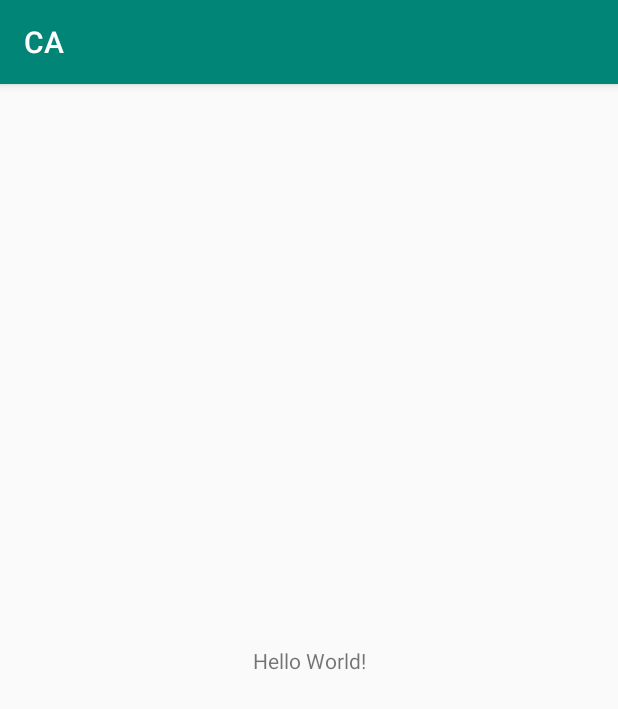
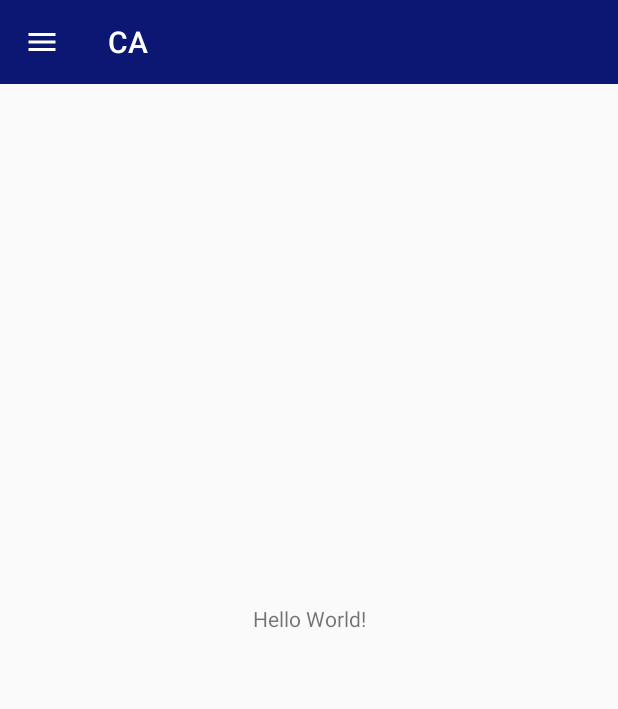
Before and after one commit to call-me-bk/HostelEssentialsCA, an Android app: the screen it shows after launch (MainActivity), on a phone screen of 412 x 824 dp. Shown: the top 709 px of the screen. Run offline under Robolectric (Android 15) with nearby library versions, the phone set to English and light mode, and no system bars.

Commit message:
The appbar is created

```diff
--- a/app/src/main/AndroidManifest.xml
+++ b/app/src/main/AndroidManifest.xml
@@ -11,7 +11,7 @@
         android:label="@string/app_name"
         android:roundIcon="@mipmap/ic_launcher_round"
         android:supportsRtl="true"
-        android:theme="@style/AppTheme">
+        android:theme="@style/Theme.AppCompat.Light.NoActionBar">
         <activity android:name=".MainActivity">
             <intent-filter>
                 <action android:name="android.intent.action.MAIN" />
--- a/app/src/main/java/oncreate/projects/hostelessentials/ca/MainActivity.java
+++ b/app/src/main/java/oncreate/projects/hostelessentials/ca/MainActivity.java
@@ -1,8 +1,14 @@
 package oncreate.projects.hostelessentials.ca;
 
+import androidx.appcompat.app.ActionBar;
 import androidx.appcompat.app.AppCompatActivity;
+import androidx.appcompat.widget.Toolbar;
 
 import android.os.Bundle;
+import android.view.Menu;
+import android.view.MenuInflater;
+import android.view.MenuItem;
+import android.widget.Toast;
 
 public class MainActivity extends AppCompatActivity {
 
@@ -10,5 +16,50 @@ public class MainActivity extends AppCompatActivity {
     protected void onCreate(Bundle savedInstanceState) {
         super.onCreate(savedInstanceState);
         setContentView(R.layout.activity_main);
+
+        /*
+        The below code is made by Meenal Shah.
+        It includes code for the appbar.
+        Here we have created onOptionsItemSelected to listen for tapping of the various buttons on the app bar.
+        There are two buttons on the appbar, one for navigation drawer and other for sos button.
+        There is already a button for navigation drawer which opens the side navigation drawer.
+        For now, the buttons will show text toasted.
+         */
+        Toolbar AppBar = findViewById(R.id.appbar);
+        setSupportActionBar(AppBar);
+        AppBar.setTitle(R.string.app_name);
+        AppBar.setTitleTextColor(getResources().getColor(R.color.White));
+
+        final ActionBar actionBar= getSupportActionBar();
+        actionBar.setDisplayHomeAsUpEnabled(true);
+        actionBar.setHomeAsUpIndicator(R.drawable.ic_menu_black_24dp);
+
+    }
+
+    @Override
+    public boolean onCreateOptionsMenu(Menu menu) {
+        MenuInflater inflater=getMenuInflater();
+        inflater.inflate(R.menu.appbar_menu, menu);
+        return super.onCreateOptionsMenu(menu);
+    }
+
+    @Override
+    public boolean onOptionsItemSelected(MenuItem item) {
+        switch (item.getItemId())
+        {
+            case R.id.home:
+            {
+                //link navigation drawer over here
+                //drawerLayout.openDrawer=(GravityCompat.START);
+                //return true;
+                Toast.makeText(getApplicationContext(), "Navigation Drawer", Toast.LENGTH_LONG).show();
+                break;
+            }
+            default:
+            {
+                Toast.makeText(getApplicationContext(), "Unknown Error", Toast.LENGTH_LONG).show();
+            }
+        }
+        return super.onOptionsItemSelected(item);
     }
 }
--- /dev/null
+++ b/app/src/main/res/drawable/ic_menu_black_24dp.xml
@@ -0,0 +1,5 @@
+<vector android:height="24dp" android:tint="#FFFFFF"
+    android:viewportHeight="24.0" android:viewportWidth="24.0"
+    android:width="24dp" xmlns:android="http://schemas.android.com/apk/res/android">
+    <path android:fillColor="#FF000000" android:pathData="M3,18h18v-2L3,16v2zM3,13h18v-2L3,11v2zM3,6v2h18L21,6L3,6z"/>
+</vector>
--- a/app/src/main/res/layout/activity_main.xml
+++ b/app/src/main/res/layout/activity_main.xml
@@ -5,6 +5,14 @@
     android:layout_width="match_parent"
     android:layout_height="match_parent"
     tools:context=".MainActivity">
+
+    <!-- Included a file for appbar -->
+    <include
+        layout = "@layout/appbar"
+        android:id="@+id/appbar">
+
+    </include>
+
 
     <TextView
         android:layout_width="wrap_content"
--- /dev/null
+++ b/app/src/main/res/layout/appbar.xml
@@ -0,0 +1,10 @@
+<?xml version="1.0" encoding="utf-8"?>
+<androidx.appcompat.widget.Toolbar
+    xmlns:android="http://schemas.android.com/apk/res/android"
+    android:layout_width="match_parent"
+    android:layout_height="wrap_content"
+    xmlns:app="http://schemas.android.com/apk/res-auto"
+    app:theme="@style/AppBar"
+    app:popupTheme="@style/AppBar_Menu">
+
+</androidx.appcompat.widget.Toolbar>
--- /dev/null
+++ b/app/src/main/res/menu/appbar_menu.xml
@@ -0,0 +1,4 @@
+<?xml version="1.0" encoding="utf-8"?>
+<menu xmlns:android="http://schemas.android.com/apk/res/android">
+
+</menu>
--- a/app/src/main/res/values/colors.xml
+++ b/app/src/main/res/values/colors.xml
@@ -3,4 +3,10 @@
     <color name="colorPrimary">#008577</color>
     <color name="colorPrimaryDark">#00574B</color>
     <color name="colorAccent">#D81B60</color>
+    <color name="Off_White">#F5F2D0</color>
+    <color name="Dark_Blue">#0B1772</color>
+    <color name="Light_Blue">#0F9CBC</color>
+    <color name="Purple">#770087</color>
+    <color name="Black">#000000</color>
+    <color name="White">#FFFFFF</color>
 </resources>
--- a/app/src/main/res/values/strings.xml
+++ b/app/src/main/res/values/strings.xml
@@ -1,3 +1,4 @@
 <resources>
     <string name="app_name">CA</string>
+    <string name="toolbar_id">ToolBar</string>
 </resources>
--- a/app/src/main/res/values/styles.xml
+++ b/app/src/main/res/values/styles.xml
@@ -2,10 +2,18 @@
 
     <!-- Base application theme. -->
     <style name="AppTheme" parent="Theme.AppCompat.Light.DarkActionBar">
-        <!-- Customize your theme here. -->
-        <item name="colorPrimary">@color/colorPrimary</item>
-        <item name="colorPrimaryDark">@color/colorPrimaryDark</item>
-        <item name="colorAccent">@color/colorAccent</item>
+    </style>
+    <!-- Theme Created For AppBar -->
+    <style name="AppBar" parent="Theme.AppCompat.Light.NoActionBar">
+        <item name="android:background">@color/Dark_Blue</item>
+        <!--<item name="android:actionMenuTextColor">@color/White</item>-->
+    </style>
+
+    <!-- Menu Items Theme In AppBar-->
+    <style name="AppBar_Menu" parent="Theme.AppCompat.Light.NoActionBar">
+        <item name="android:background">@color/Off_White</item>
+        <item name="android:overlapAnchor">false</item>
+        <item name="android:dropDownVerticalOffset">-4dp</item>
     </style>
 
 </resources>
```
